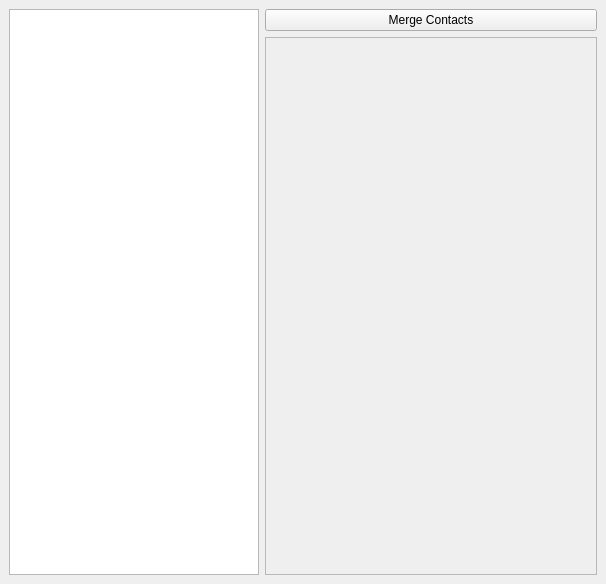
KDE/person-viewer, file main-window.ui: the form before one commit.
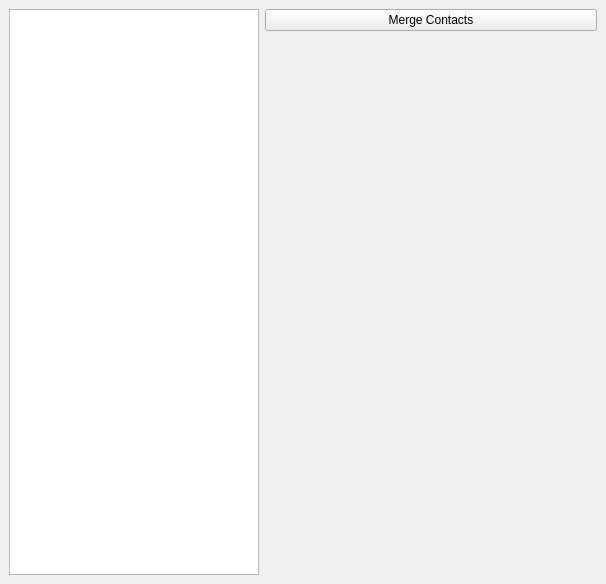
The form after the commit. Custom widgets are drawn as their Qt base class.

Commit message: Loose the scrollarea frame

What changed in the file:
```diff
--- a/main-window.ui
+++ b/main-window.ui
@@ -60,6 +60,12 @@
           <verstretch>0</verstretch>
          </sizepolicy>
         </property>
+        <property name="frameShape">
+         <enum>QFrame::NoFrame</enum>
+        </property>
+        <property name="frameShadow">
+         <enum>QFrame::Plain</enum>
+        </property>
         <property name="widgetResizable">
          <bool>true</bool>
         </property>
```
